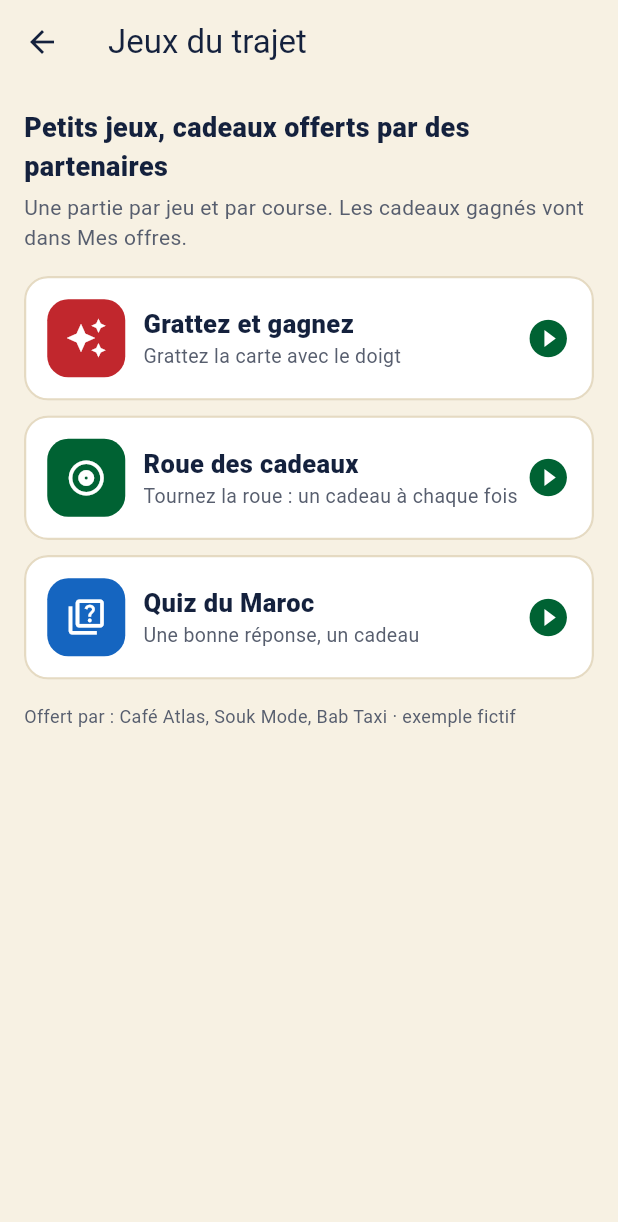
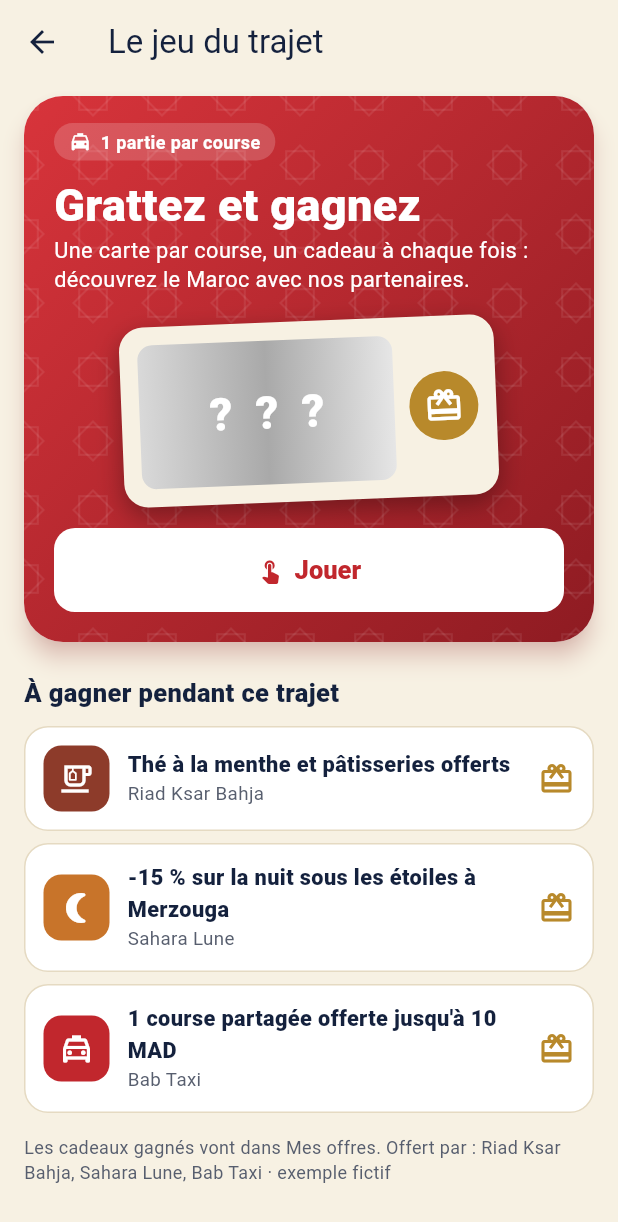
Before and after one commit to Patoch87/taxi-maroc, a Flutter app: the GamesScreen screen opened directly with empty values, on a phone screen of 412 x 824 dp. Shown: the top 1222 px of the screen. Run offline on Flutter 3.47's test engine with Material 3 defaults, Android fonts, the phone set to English and light mode, and no system bars; our stand-ins replace audioplayers, flutter_local_notifications, flutter_map, flutter_tts, geolocator, google_maps_flutter and 4 more; missing offline and left inert: google_maps_flutter_android, google_maps_flutter_platform_interface; accounts and stored records are empty.

Commit message:
Captures du film : sans « Accélérer » (FILM=true), un seul jeu du trajet mis en valeur, cadeaux tourisme
- FILM=true : la commande de vitesse de la démo est masquée et le trajet avance en ×4
- Le jeu du trajet : une carte à gratter présentée en grand (motif zellige), cadeaux à gagner
- Cadeaux de partenaires fictifs : Riad Ksar Bahja (thé offert), Sahara Lune (-15 % Merzouga), Bab Taxi

Co-Authored-By: Claude Opus 5.5 <noreply@anthropic.com>
Claude-Session: https://claude.ai/code/session_01BGGWrFoi2jeAQw58qgq1FJ

```diff
--- a/mobile/lib/l10n/strings.dart
+++ b/mobile/lib/l10n/strings.dart
@@ -909,17 +909,17 @@ class S {
     ],
     'playDuringRide': ["Jouer pendant le trajet", "العب أثناء الرحلة", "لعب فالطريق", "Play during the ride"],
     'playSubtitle': [
-      "Petits jeux, cadeaux offerts par des partenaires",
-      "ألعاب صغيرة وهدايا من الشركاء",
-      "لعيبات صغار وكادوات من الشركاء",
-      "Mini games, gifts from partners"
+      "Une carte à gratter, un cadeau de nos partenaires",
+      "بطاقة للكشط وهدية من شركائنا",
+      "كارطة تحكّها وكادو من الشركاء",
+      "A scratch card, a gift from our partners"
     ],
-    'gamesTitle': ["Jeux du trajet", "ألعاب الرحلة", "لعيبات الطريق", "Ride games"],
+    'gamesTitle': ["Le jeu du trajet", "لعبة الرحلة", "لعيبة الطريق", "Ride game"],
     'gamesIntro': [
-      "Une partie par jeu et par course. Les cadeaux gagnés vont dans Mes offres.",
-      "محاولة واحدة لكل لعبة في كل رحلة. الهدايا تُضاف إلى عروضي.",
-      "مرة وحدة لكل لعبة فكل كورصة. الكادوات كيمشيو للعروض ديالي.",
-      "One play per game per ride. Gifts you win go to My offers."
+      "Les cadeaux gagnés vont dans Mes offres.",
+      "الهدايا المربوحة تُضاف إلى عروضي.",
+      "الكادوات اللي ربحتي كيمشيو للعروض ديالي.",
+      "Gifts you win go to My offers."
     ],
     'gameScratch': ["Grattez et gagnez", "اكشط واربح", "حك وربح", "Scratch and win"],
     'gameScratchDesc': [
@@ -984,13 +984,26 @@ class S {
     'seeMyOffers': ["Voir Mes offres", "عرض عروضي", "شوف العروض ديالي", "See My offers"],
     'giftOfferedBy': ["Offert par", "مقدم من", "مهدي من", "Offered by"],
     'fictiveExample': ["exemple fictif", "مثال وهمي", "مثال ماشي حقيقي", "fictitious example"],
-    'giftCafeAtlas': ["-15 % sur votre café", "تخفيض 15% على قهوتك", "-15% على القهوة ديالك", "15% off your coffee"],
-    'giftSoukMode': [
-      "-20 % sur vos achats",
-      "تخفيض 20% على مشترياتك",
-      "-20% على الشرية ديالك",
-      "20% off your purchase"
+    'giftRiadTea': [
+      "Thé à la menthe et pâtisseries offerts",
+      "شاي بالنعناع وحلويات مجاناً",
+      "أتاي بالنعناع وحلويات فابور",
+      "Free mint tea and pastries"
     ],
+    'giftDesertNight': [
+      "-15 % sur la nuit sous les étoiles à Merzouga",
+      "تخفيض 15% على ليلة تحت النجوم في مرزوكة",
+      "-15% على ليلة تحت النجوم فمرزوكة",
+      "15% off a night under the stars in Merzouga"
+    ],
+    'gamePrizes': ["À gagner pendant ce trajet", "يمكن ربحه خلال هذه الرحلة", "تقدر تربح فهاد الطريق", "To win on this ride"],
+    'gameHeroDesc': [
+      "Une carte par course, un cadeau à chaque fois : découvrez le Maroc avec nos partenaires.",
+      "بطاقة واحدة لكل رحلة، وهدية في كل مرة: اكتشف المغرب مع شركائنا.",
+      "كارطة وحدة فكل كورصة، وكادو كل مرة: كتاشف المغرب مع الشركاء ديالنا.",
+      "One card per ride, a gift every time: discover Morocco with our partners."
+    ],
+    'onePerRide': ["1 partie par course", "محاولة واحدة لكل رحلة", "مرة وحدة فكل كورصة", "1 play per ride"],
     'giftSharedRide': [
       "1 course partagée offerte jusqu'à 10 MAD",
       "رحلة مشتركة مجانية حتى 10 دراهم",
--- a/mobile/lib/screens/games_screen.dart
+++ b/mobile/lib/screens/games_screen.dart
@@ -11,8 +11,9 @@ import '../widgets/coupon_sheet.dart';
 import '../widgets/promo_card.dart';
 import 'my_offers_screen.dart';
 
-/// « Jouer pendant le trajet » : 3 petits jeux, une partie par jeu et par course.
-/// Gagner donne un cadeau offert par un partenaire fictif, enregistré dans « Mes offres ».
+/// « Le jeu du trajet » : une carte à gratter par course, présentée en grand.
+/// Gagner donne un cadeau offert par un partenaire fictif (tourisme au Maroc), enregistré dans « Mes offres ».
+/// (La roue et le quiz restent disponibles dans [GamePage] mais ne sont plus proposés.)
 class GamesScreen extends StatefulWidget {
   const GamesScreen({super.key, required this.tripId});
   final String tripId;
@@ -22,80 +23,196 @@ class GamesScreen extends StatefulWidget {
 }
 
 class _GamesScreenState extends State<GamesScreen> {
-  static const _games = [
-    (TripGame.scratch, 'gameScratch', 'gameScratchDesc', Icons.auto_awesome, Color(0xFFC1272D)),
-    (TripGame.wheel, 'gameWheel', 'gameWheelDesc', Icons.album_outlined, Color(0xFF006233)),
-    (TripGame.quiz, 'gameQuiz', 'gameQuizDesc', Icons.quiz_outlined, Color(0xFF1565C0)),
-  ];
-
-  Future<void> _open(TripGame g, String titleKey) async {
-    await Navigator.push(
-        context, MaterialPageRoute(builder: (_) => GamePage(game: g, tripId: widget.tripId, titleKey: titleKey)));
+  Future<void> _open() async {
+    await Navigator.push(context,
+        MaterialPageRoute(builder: (_) => GamePage(game: TripGame.scratch, tripId: widget.tripId, titleKey: 'gameScratch')));
     if (mounted) setState(() {});
   }
 
   @override
-  Widget build(BuildContext context) => Scaffold(
+  Widget build(BuildContext context) {
+    final played = hasPlayed(widget.tripId, TripGame.scratch);
+    return Scaffold(
       appBar: AppBar(title: Text(s.t('gamesTitle'))),
-        body: ListView(padding: const EdgeInsets.all(16), children: [
-          Text(s.t('playSubtitle'), style: const TextStyle(fontSize: 18, fontWeight: FontWeight.w800)),
-          const SizedBox(height: 4),
-          Text(s.t('gamesIntro'), style: const TextStyle(color: AppColors.muted)),
-          const SizedBox(height: 16),
-          for (final (g, title, desc, icon, color) in _games) ...[
-            _tile(g, title, desc, icon, color),
+      body: ListView(padding: const EdgeInsets.fromLTRB(16, 8, 16, 24), children: [
+        _hero(played),
+        const SizedBox(height: 22),
+        Text(s.t('gamePrizes'), style: const TextStyle(fontSize: 17, fontWeight: FontWeight.w800)),
         const SizedBox(height: 10),
-          ],
+        for (final g in tripGifts) ...[_prize(g), const SizedBox(height: 8)],
         const SizedBox(height: 6),
-          // Partenaires des cadeaux : exemples fictifs de la démo.
-          Text('${s.t('giftOfferedBy')} : ${tripGifts.map((p) => p.brand).join(', ')} · ${s.t('fictiveExample')}',
+        Text('${s.t('gamesIntro')} ${s.t('giftOfferedBy')} : ${tripGifts.map((p) => p.brand).join(', ')} · ${s.t('fictiveExample')}',
             style: const TextStyle(fontSize: 12, color: AppColors.muted)),
       ]),
     );
+  }
 
-  Widget _tile(TripGame g, String title, String desc, IconData icon, Color color) {
-    final played = hasPlayed(widget.tripId, g);
-    return Semantics(
+  Widget _hero(bool played) => Semantics(
         button: true,
         enabled: !played,
-      label: '${s.t(title)}. ${played ? s.t('alreadyPlayed') : s.t(desc)}',
+        label: '${s.t('gameScratch')}. ${played ? s.t('alreadyPlayed') : s.t('gameHeroDesc')}',
         excludeSemantics: true,
         child: Material(
-        color: Colors.white,
-        borderRadius: BorderRadius.circular(16),
+          borderRadius: BorderRadius.circular(26),
+          clipBehavior: Clip.antiAlias,
+          elevation: 6,
+          shadowColor: AppColors.taxiRed.withValues(alpha: 0.4),
           child: InkWell(
-          borderRadius: BorderRadius.circular(16),
-          onTap: played ? null : () => _open(g, title),
-          child: Container(
-            padding: const EdgeInsets.all(14),
+            onTap: played ? null : _open,
+            child: Ink(
+              decoration: const BoxDecoration(
+                gradient: LinearGradient(
+                    begin: Alignment.topLeft,
+                    end: Alignment.bottomRight,
+                    colors: [Color(0xFFD8343B), Color(0xFF8E1B22)]),
+              ),
+              child: Stack(children: [
+                const Positioned.fill(child: CustomPaint(painter: _ZelligePainter())),
+                Padding(
+                  padding: const EdgeInsets.fromLTRB(20, 18, 20, 20),
+                  child: Column(crossAxisAlignment: CrossAxisAlignment.start, children: [
+                    Container(
+                      padding: const EdgeInsets.symmetric(horizontal: 10, vertical: 4),
                       decoration: BoxDecoration(
-              borderRadius: BorderRadius.circular(16),
-              border: Border.all(color: AppColors.line, width: 1.5),
-            ),
-            child: Row(children: [
-              Container(
-                width: 52,
-                height: 52,
-                decoration:
-                    BoxDecoration(color: played ? AppColors.line : color, borderRadius: BorderRadius.circular(14)),
-                child: Icon(icon, color: Colors.white, size: 28),
-              ),
-              const SizedBox(width: 12),
-              Expanded(
-                child: Column(crossAxisAlignment: CrossAxisAlignment.start, children: [
-                  Text(s.t(title), style: const TextStyle(fontSize: 17, fontWeight: FontWeight.w800)),
-                  Text(played ? s.t('alreadyPlayed') : s.t(desc),
-                      style: const TextStyle(fontSize: 13, color: AppColors.muted)),
+                          color: Colors.white.withValues(alpha: 0.18), borderRadius: BorderRadius.circular(20)),
+                      child: Row(mainAxisSize: MainAxisSize.min, children: [
+                        const Icon(Icons.local_taxi, color: Colors.white, size: 15),
+                        const SizedBox(width: 6),
+                        Text(s.t('onePerRide'),
+                            style: const TextStyle(color: Colors.white, fontSize: 12, fontWeight: FontWeight.w700)),
                       ]),
                     ),
-              Icon(played ? Icons.check_circle : Icons.play_circle_fill,
-                  color: played ? AppColors.muted : AppColors.moroccoGreen, size: 30),
+                    const SizedBox(height: 14),
+                    Text(s.t('gameScratch'),
+                        style: const TextStyle(color: Colors.white, fontSize: 30, fontWeight: FontWeight.w900, height: 1.05)),
+                    const SizedBox(height: 6),
+                    Text(s.t('gameHeroDesc'),
+                        style: const TextStyle(color: Colors.white, fontSize: 14.5, height: 1.3)),
+                    const SizedBox(height: 18),
+                    const _CardPreview(),
+                    const SizedBox(height: 18),
+                    SizedBox(
+                      width: double.infinity,
+                      child: FilledButton.icon(
+                        style: FilledButton.styleFrom(
+                          backgroundColor: Colors.white,
+                          foregroundColor: AppColors.taxiRed,
+                          disabledBackgroundColor: Colors.white.withValues(alpha: 0.35),
+                          disabledForegroundColor: Colors.white,
+                          padding: const EdgeInsets.symmetric(vertical: 14),
+                          textStyle: const TextStyle(fontSize: 17, fontWeight: FontWeight.w900),
+                        ),
+                        onPressed: played ? null : _open,
+                        icon: Icon(played ? Icons.check_circle : Icons.touch_app),
+                        label: Text(played ? s.t('alreadyPlayed') : s.t('playLabel')),
+                      ),
+                    ),
+                  ]),
+                ),
               ]),
             ),
           ),
         ),
       );
+
+  Widget _prize(Promo g) => Container(
+        padding: const EdgeInsets.all(12),
+        decoration: BoxDecoration(
+          color: Colors.white,
+          borderRadius: BorderRadius.circular(16),
+          border: Border.all(color: AppColors.line),
+        ),
+        child: Row(children: [
+          Container(
+            width: 44,
+            height: 44,
+            decoration: BoxDecoration(color: g.color, borderRadius: BorderRadius.circular(12)),
+            child: Icon(g.icon, color: Colors.white, size: 24),
+          ),
+          const SizedBox(width: 12),
+          Expanded(
+            child: Column(crossAxisAlignment: CrossAxisAlignment.start, children: [
+              Text(s.t(g.titleKey), style: const TextStyle(fontSize: 14.5, fontWeight: FontWeight.w800)),
+              Text(g.brand, style: const TextStyle(fontSize: 12.5, color: AppColors.muted)),
+            ]),
+          ),
+          const Icon(Icons.card_giftcard, color: AppColors.gold),
+        ]),
+      );
 }
+
+/// Aperçu de la carte à gratter : bande argentée « ? ? ? » et pièce, légèrement inclinée.
+class _CardPreview extends StatelessWidget {
+  const _CardPreview();
+
+  @override
+  Widget build(BuildContext context) => Center(
+        child: Transform.rotate(
+          angle: -0.04,
+          child: Container(
+            width: 250,
+            height: 120,
+            padding: const EdgeInsets.all(12),
+            decoration: BoxDecoration(
+              color: AppColors.sand,
+              borderRadius: BorderRadius.circular(16),
+              boxShadow: const [BoxShadow(color: Color(0x55000000), blurRadius: 14, offset: Offset(0, 6))],
+            ),
+            child: Row(children: [
+              Expanded(
+                child: Container(
+                  alignment: Alignment.center,
+                  decoration: BoxDecoration(
+                    borderRadius: BorderRadius.circular(10),
+                    gradient: const LinearGradient(colors: [Color(0xFFD9D9D9), Color(0xFFA9A9A9), Color(0xFFE6E6E6)]),
+                  ),
+                  child: const Text('? ? ?',
+                      style: TextStyle(color: Colors.white, fontSize: 30, fontWeight: FontWeight.w900, letterSpacing: 4)),
+                ),
+              ),
+              const SizedBox(width: 10),
+              Container(
+                width: 46,
+                height: 46,
+                decoration: const BoxDecoration(color: AppColors.gold, shape: BoxShape.circle),
+                child: const Icon(Icons.redeem, color: Colors.white, size: 26),
+              ),
+            ]),
+          ),
+        ),
+      );
+}
+
+/// Motif d'étoiles à huit branches (zellige), très léger, sur le fond rouge.
+class _ZelligePainter extends CustomPainter {
+  const _ZelligePainter();
+
+  @override
+  void paint(Canvas canvas, Size size) {
+    final paint = Paint()
+      ..color = Colors.white.withValues(alpha: 0.08)
+      ..style = PaintingStyle.stroke
+      ..strokeWidth = 1.4;
+    const step = 46.0;
+    for (var y = 0.0; y < size.height + step; y += step) {
+      for (var x = 0.0; x < size.width + step; x += step) {
+        final c = Offset(x, y);
+        for (final a in [0.0, pi / 4]) {
+          final path = Path();
+          for (var i = 0; i < 4; i++) {
+            final ang = a + i * pi / 2;
+            final p = c + Offset(cos(ang), sin(ang)) * 13;
+            i == 0 ? path.moveTo(p.dx, p.dy) : path.lineTo(p.dx, p.dy);
+          }
+          path.close();
+          canvas.drawPath(path, paint);
+        }
+      }
+    }
+  }
+
+  @override
+  bool shouldRepaint(_ZelligePainter old) => false;
 }
 
 /// Une partie : le jeu, puis le résultat (cadeau gagné ou perdu).
--- a/mobile/lib/screens/rider_home.dart
+++ b/mobile/lib/screens/rider_home.dart
@@ -122,7 +122,7 @@ class _RiderHomeState extends State<RiderHome> {
   List<double> _cum = [];
   Duration _legDuration = Duration.zero;
   Duration _elapsed = Duration.zero;
-  int _speed = 1;
+  int _speed = filmCapture ? 4 : 1;
   Timer? _moveTimer;
 
   /// Démo : le chauffeur démarre la course quelques secondes après l'arrivée du taxi.
@@ -613,7 +613,7 @@ class _RiderHomeState extends State<RiderHome> {
       _cum = cum;
       _legDuration = duration;
       _elapsed = Duration.zero;
-      _speed = 1;
+      _speed = filmCapture ? 4 : 1;
       _step = step;
     });
     const tick = Duration(milliseconds: 250);
@@ -1958,7 +1958,7 @@ class _RiderHomeState extends State<RiderHome> {
               TextButton(onPressed: _reset, child: Text(s.t('cancel'), style: const TextStyle(color: AppColors.muted))),
             const Spacer(),
             // Démo : la vitesse (×1 à ×4) reste toujours lisible dans sa pastille, même si le libellé est coupé.
-            if (!live.enabled)
+            if (!live.enabled && !filmCapture)
               Flexible(
                 child: Semantics(
                   button: true,
@@ -2474,7 +2474,7 @@ class _RiderHomeState extends State<RiderHome> {
           countdownLabel: _step == RiderStep.onTrip ? '${s.t('arrivalAt')} ${_clock(_arrivalTime)}' : null,
           note: _step == RiderStep.arrived ? s.t('waitDriverStart') : null,
           onSos: () => showSafetySheet(context, taxiId: _driver?.taxiNumber, onShare: _share),
-          onFastForward: _step == RiderStep.arrived ? null : _nextSpeed,
+          onFastForward: _step == RiderStep.arrived || filmCapture ? null : _nextSpeed,
           speed: _speed,
           // Mode senior : pas de publicité pendant la course, sauf si le passager la demande.
           extra: _promo == null
--- a/mobile/lib/services/games.dart
+++ b/mobile/lib/services/games.dart
@@ -9,28 +9,28 @@ import 'promos.dart';
 /// fictif (exemples de démonstration), enregistré dans « Mes offres ». Une partie par jeu et par course.
 enum TripGame { scratch, wheel, quiz }
 
-/// Cadeaux des partenaires fictifs de la démo.
-const cafeAtlasGift = Promo(
-  id: 'ATLAS',
-  brand: 'Café Atlas',
-  initials: 'CA',
-  titleKey: 'giftCafeAtlas',
+/// Cadeaux des partenaires fictifs de la démo (marques inventées, tourisme au Maroc).
+const riadTeaGift = Promo(
+  id: 'KSARBAHJA',
+  brand: 'Riad Ksar Bahja',
+  initials: 'KB',
+  titleKey: 'giftRiadTea',
   detailKey: 'giftDetail',
-  address: 'Café Atlas, Boulevard d\'Anfa, Casablanca (exemple fictif)',
-  icon: Icons.coffee_outlined,
-  color: Color(0xFF6D4C41),
+  address: 'Riad Ksar Bahja, médina de Marrakech (exemple fictif)',
+  icon: Icons.emoji_food_beverage_outlined,
+  color: Color(0xFF8D3B2A),
   partnerGift: true,
 );
 
-const soukModeGift = Promo(
-  id: 'SOUKMODE',
-  brand: 'Souk Mode',
-  initials: 'SM',
-  titleKey: 'giftSoukMode',
+const desertNightGift = Promo(
+  id: 'SAHARALUNE',
+  brand: 'Sahara Lune',
+  initials: 'SL',
+  titleKey: 'giftDesertNight',
   detailKey: 'giftDetail',
-  address: 'Souk Mode, Maârif, Casablanca (exemple fictif)',
-  icon: Icons.shopping_bag_outlined,
-  color: Color(0xFF00897B),
+  address: 'Sahara Lune, excursions Merzouga (exemple fictif)',
+  icon: Icons.nightlight_round,
+  color: Color(0xFFC8742A),
   partnerGift: true,
 );
 
@@ -46,7 +46,7 @@ const sharedRideGift = Promo(
   partnerGift: true,
 );
 
-const tripGifts = [cafeAtlasGift, soukModeGift, sharedRideGift];
+const tripGifts = [riadTeaGift, desertNightGift, sharedRideGift];
 
 /// Parties déjà jouées : identifiant de la course → jeux joués.
 final _played = <String, Set<TripGame>>{};
--- a/mobile/lib/services/settings.dart
+++ b/mobile/lib/services/settings.dart
@@ -52,6 +52,8 @@ class AppSettings extends ChangeNotifier {
 
   /// Restaurants proposés près de la destination (toujours affichés ; désactivés seulement pour la
   /// vidéo de démonstration, version web « ?video=1 »).
+  ///
+  /// (Voir aussi [filmCapture] : captures du film, sans les commandes de la démo.)
   bool get restaurantSuggestions => _restaurantSuggestions;
   set restaurantSuggestions(bool v) => _set(() => _restaurantSuggestions = v);
 
@@ -109,3 +111,7 @@ class AppSettings extends ChangeNotifier {
 }
 
 final settings = AppSettings();
+
+/// Captures du film de présentation (--dart-define=FILM=true) : la commande « Accélérer » de la démo
+/// est masquée et le trajet simulé avance directement en ×4.
+const filmCapture = bool.fromEnvironment('FILM');
```
Also changed, not shown: 3 other files. Lines whose indentation alone changed are shown as unchanged.
